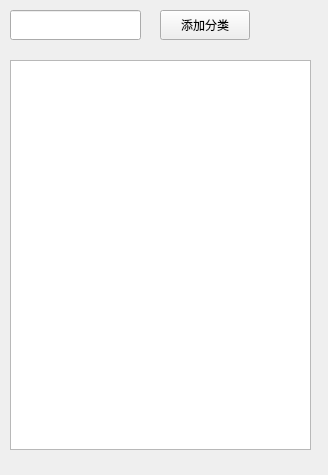
Qt form BMS/view/modifybookcategory.ui (adventurer-w/Books-Management-System) before a commit.
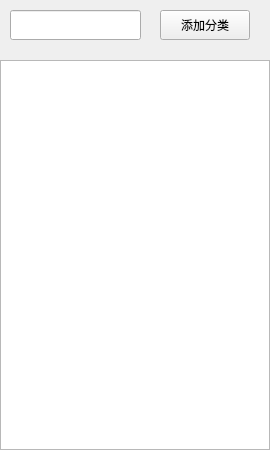
The same form after that commit.

Patch:
```diff
--- a/BMS/view/modifybookcategory.ui
+++ b/BMS/view/modifybookcategory.ui
@@ -6,8 +6,8 @@
    <rect>
     <x>0</x>
     <y>0</y>
-    <width>328</width>
-    <height>475</height>
+    <width>270</width>
+    <height>450</height>
    </rect>
   </property>
   <property name="windowTitle">
@@ -39,9 +39,9 @@
   <widget class="QTableView" name="tb">
    <property name="geometry">
     <rect>
-     <x>10</x>
+     <x>0</x>
      <y>60</y>
-     <width>301</width>
+     <width>270</width>
      <height>390</height>
     </rect>
    </property>
```
